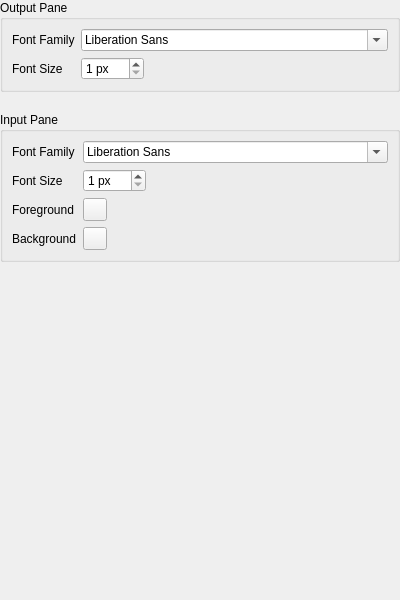
Old version of the form smushclient-qt/cpp/ui/settings/appearance.ui in the repository jnbooth/smushclient.
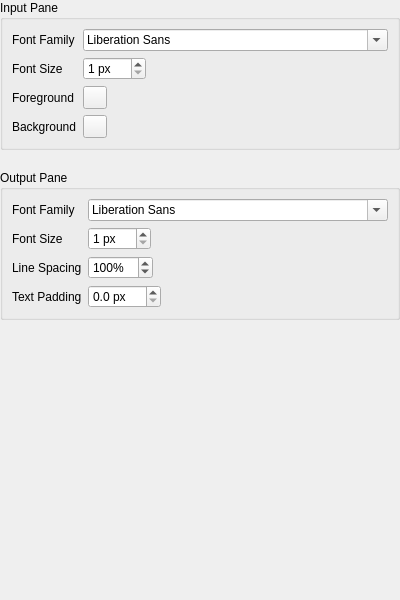
New version of the form. Custom widgets are drawn as their Qt base class.

Commit message: output line spacing and padding

What changed in the file:
```diff
--- a/smushclient-qt/cpp/ui/settings/appearance.ui
+++ b/smushclient-qt/cpp/ui/settings/appearance.ui
@@ -29,57 +29,6 @@
    <property name="bottomMargin">
     <number>0</number>
    </property>
-   <item>
-    <widget class="QGroupBox" name="outputGroup">
-     <property name="title">
-      <string>Output Pane</string>
-     </property>
-     <layout class="QFormLayout" name="formLayout_2">
-      <item row="0" column="0">
-       <widget class="QLabel" name="OutputFont_label">
-        <property name="text">
-         <string>Font Family</string>
-        </property>
-        <property name="buddy">
-         <cstring>OutputFont</cstring>
-        </property>
-       </widget>
-      </item>
-      <item row="0" column="1">
-       <widget class="QFontComboBox" name="OutputFont"/>
-      </item>
-      <item row="1" column="0">
-       <widget class="QLabel" name="OutputFontSize_label">
-        <property name="text">
-         <string>Font Size</string>
-        </property>
-        <property name="buddy">
-         <cstring>OutputFontSize</cstring>
-        </property>
-       </widget>
-      </item>
-      <item row="1" column="1">
-       <widget class="QSpinBox" name="OutputFontSize">
-        <property name="sizePolicy">
-         <sizepolicy hsizetype="Fixed" vsizetype="Fixed">
-          <horstretch>0</horstretch>
-          <verstretch>0</verstretch>
-         </sizepolicy>
-        </property>
-        <property name="suffix">
-         <string> px</string>
-        </property>
-        <property name="minimum">
-         <number>1</number>
-        </property>
-        <property name="maximum">
-         <number>200</number>
-        </property>
-       </widget>
-      </item>
-     </layout>
-    </widget>
-   </item>
    <item>
     <widget class="QGroupBox" name="inputGroup">
      <property name="title">
@@ -177,6 +126,115 @@
      </layout>
     </widget>
    </item>
+   <item>
+    <widget class="QGroupBox" name="outputGroup">
+     <property name="title">
+      <string>Output Pane</string>
+     </property>
+     <layout class="QFormLayout" name="formLayout_2">
+      <item row="0" column="0">
+       <widget class="QLabel" name="OutputFont_label">
+        <property name="text">
+         <string>Font Family</string>
+        </property>
+        <property name="buddy">
+         <cstring>OutputFont</cstring>
+        </property>
+       </widget>
+      </item>
+      <item row="0" column="1">
+       <widget class="QFontComboBox" name="OutputFont"/>
+      </item>
+      <item row="1" column="0">
+       <widget class="QLabel" name="OutputFontSize_label">
+        <property name="text">
+         <string>Font Size</string>
+        </property>
+        <property name="buddy">
+         <cstring>OutputFontSize</cstring>
+        </property>
+       </widget>
+      </item>
+      <item row="1" column="1">
+       <widget class="QSpinBox" name="OutputFontSize">
+        <property name="sizePolicy">
+         <sizepolicy hsizetype="Fixed" vsizetype="Fixed">
+          <horstretch>0</horstretch>
+          <verstretch>0</verstretch>
+         </sizepolicy>
+        </property>
+        <property name="suffix">
+         <string> px</string>
+        </property>
+        <property name="minimum">
+         <number>1</number>
+        </property>
+        <property name="maximum">
+         <number>200</number>
+        </property>
+       </widget>
+      </item>
+      <item row="2" column="0">
+       <widget class="QLabel" name="OutputLineSpacing_label">
+        <property name="text">
+         <string>Line Spacing</string>
+        </property>
+        <property name="buddy">
+         <cstring>OutputLineSpacing</cstring>
+        </property>
+       </widget>
+      </item>
+      <item row="2" column="1">
+       <widget class="QSpinBox" name="OutputLineSpacing">
+        <property name="sizePolicy">
+         <sizepolicy hsizetype="Fixed" vsizetype="Fixed">
+          <horstretch>0</horstretch>
+          <verstretch>0</verstretch>
+         </sizepolicy>
+        </property>
+        <property name="suffix">
+         <string>%</string>
+        </property>
+        <property name="minimum">
+         <number>50</number>
+        </property>
+        <property name="maximum">
+         <number>1000</number>
+        </property>
+        <property name="value">
+         <number>100</number>
+        </property>
+       </widget>
+      </item>
+      <item row="3" column="0">
+       <widget class="QLabel" name="OutputPadding_label">
+        <property name="text">
+         <string>Text Padding</string>
+        </property>
+        <property name="buddy">
+         <cstring>OutputPadding</cstring>
+        </property>
+       </widget>
+      </item>
+      <item row="3" column="1">
+       <widget class="QDoubleSpinBox" name="OutputPadding">
+        <property name="sizePolicy">
+         <sizepolicy hsizetype="Fixed" vsizetype="Fixed">
+          <horstretch>0</horstretch>
+          <verstretch>0</verstretch>
+         </sizepolicy>
+        </property>
+        <property name="suffix">
+         <string> px</string>
+        </property>
+        <property name="decimals">
+         <number>1</number>
+        </property>
+       </widget>
+      </item>
+     </layout>
+    </widget>
+   </item>
    <item>
     <spacer name="verticalSpacer">
      <property name="orientation">
```
The commit also changes 8 other files.
